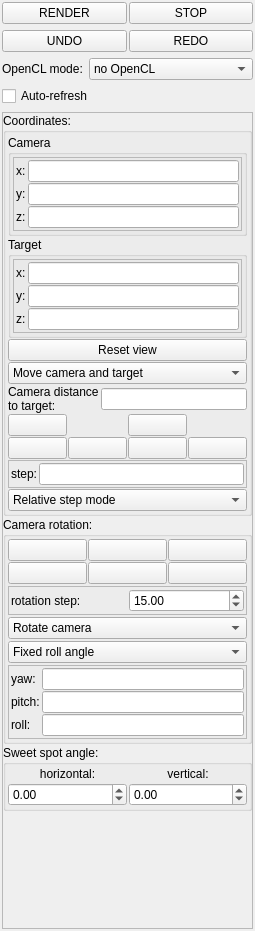
The window that mandelbulber2/qt/dock_navigation.ui (buddhi1980/mandelbulber2) describes before a commit, drawn with Qt 5.
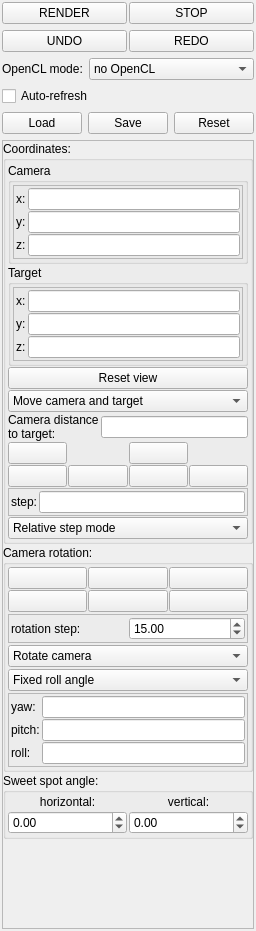
The same window after the commit. Icons and pictures are not drawn. Custom widgets are drawn as their Qt base class.

Commit message: Added Load/Save/Reset buttons to several docks/tabs TODO: selective loading/saving settings for fractal tabs and object parameters

Patch:
```diff
--- a/mandelbulber2/qt/dock_navigation.ui
+++ b/mandelbulber2/qt/dock_navigation.ui
@@ -146,6 +146,31 @@
      </property>
     </widget>
    </item>
+   <item>
+    <layout class="QHBoxLayout" name="horizontalLayout_3">
+     <item>
+      <widget class="cButtonLoadSettingsFromWidget" name="pushButton_local_load_2">
+       <property name="text">
+        <string>Load</string>
+       </property>
+      </widget>
+     </item>
+     <item>
+      <widget class="cButtonSaveSettingsFromWidget" name="pushButton_local_save_2">
+       <property name="text">
+        <string>Save</string>
+       </property>
+      </widget>
+     </item>
+     <item>
+      <widget class="cButtonResetSettingsFromWidget" name="pushButton_local_reset_2">
+       <property name="text">
+        <string>Reset</string>
+       </property>
+      </widget>
+     </item>
+    </layout>
+   </item>
    <item>
     <widget class="QScrollArea" name="scrollArea_navi">
      <property name="horizontalScrollBarPolicy">
@@ -1293,6 +1318,21 @@
    <extends>QLineEdit</extends>
    <header>my_line_edit.h</header>
   </customwidget>
+  <customwidget>
+   <class>cButtonLoadSettingsFromWidget</class>
+   <extends>QPushButton</extends>
+   <header>buton_load_settings_from_widget.h</header>
+  </customwidget>
+  <customwidget>
+   <class>cButtonSaveSettingsFromWidget</class>
+   <extends>QPushButton</extends>
+   <header>buton_save_settings_from_widget.h</header>
+  </customwidget>
+  <customwidget>
+   <class>cButtonResetSettingsFromWidget</class>
+   <extends>QPushButton</extends>
+   <header>buton_reset_settings_from_widget.h</header>
+  </customwidget>
  </customwidgets>
  <tabstops>
   <tabstop>pushButton_render</tabstop>
```
The commit also changes 13 other files.
